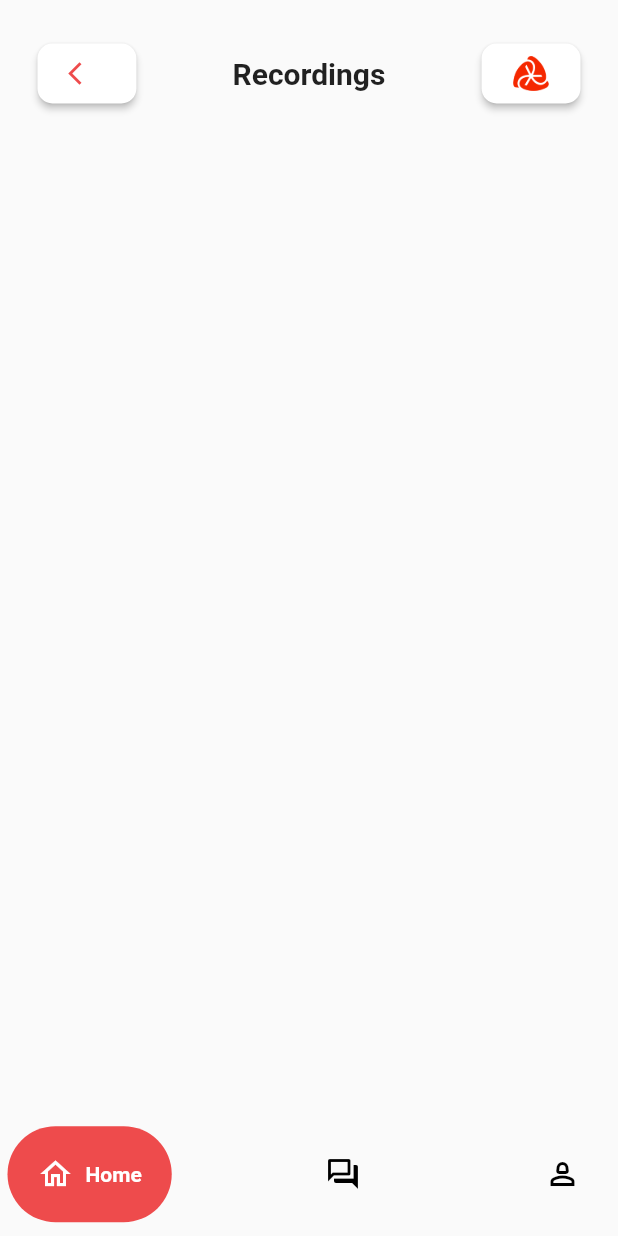
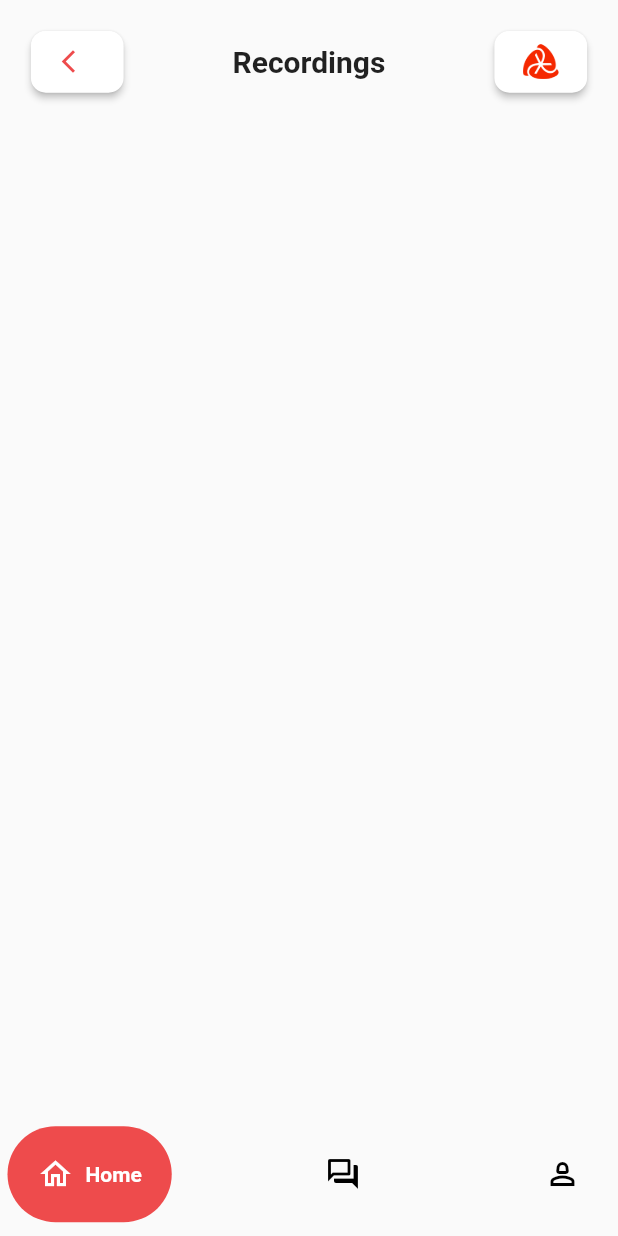
Before and after one commit to Adarshkumar167/safe_her, a Flutter app: the screen it shows after launch, after a tap on "Recordings", on a phone screen of 412 x 824 dp. Run offline on Flutter 3.47's test engine with Material 2 defaults, Android fonts, the light colour scheme and no system bars; drawn by our look-alikes of google_nav_bar.

Commit message:
Few_improvements

```diff
--- a/lib/homepage.dart
+++ b/lib/homepage.dart
@@ -22,7 +22,7 @@ class _HomePageState extends State<HomePage> {
         mainAxisAlignment: MainAxisAlignment.start,
         children: [
           Container(
-            height: MediaQuery.of(context).size.height * 0.465,
+            height: MediaQuery.of(context).size.height * 0.45,
             width: MediaQuery.of(context).size.width,
             decoration: const BoxDecoration(
               color: Color.fromRGBO(37, 43, 57, 1),
@@ -34,14 +34,15 @@ class _HomePageState extends State<HomePage> {
             child: Column(
               children: [
                 Padding(
-                  padding: const EdgeInsets.all(25),
+                  padding:
+                      EdgeInsets.all(MediaQuery.of(context).size.height * 0.05),
                   child: Row(
                     mainAxisAlignment: MainAxisAlignment.spaceBetween,
                     children: [
                       SizedBox(
                         width: MediaQuery.of(context).size.width * 0.3,
+                        height: MediaQuery.of(context).size.height * 0.05,
                         child: MaterialButton(
-                            height: 40.0,
                             onPressed: () {},
                             color: Colors.white,
                             textColor: const Color.fromRGBO(238, 75, 76, 1),
@@ -69,8 +70,8 @@ class _HomePageState extends State<HomePage> {
                       ),
                       SizedBox(
                         width: MediaQuery.of(context).size.width * 0.3,
+                        height: MediaQuery.of(context).size.height * 0.05,
                         child: MaterialButton(
-                            height: 40.0,
                             onPressed: () {},
                             color: const Color.fromRGBO(238, 75, 76, 1),
                             textColor: Colors.white,
@@ -88,15 +89,15 @@ class _HomePageState extends State<HomePage> {
                     ],
                   ),
                 ),
-                const SizedBox(
-                  height: 25,
+                SizedBox(
+                  height: MediaQuery.of(context).size.height * 0.03,
                 ),
                 Row(
                   mainAxisAlignment: MainAxisAlignment.center,
                   children: [
                     Container(
-                      height: 150,
-                      width: 150,
+                      height: MediaQuery.of(context).size.height * 0.2,
+                      width: MediaQuery.of(context).size.height * 0.2,
                       decoration: const BoxDecoration(
                         image: DecorationImage(
                           image: AssetImage('assets/images/logo_1.png'),
@@ -106,6 +107,9 @@ class _HomePageState extends State<HomePage> {
                       ),
                     ),
                   ],
+                ),
+                SizedBox(
+                  height: MediaQuery.of(context).size.height * 0.07,
                 ),
               ],
             ),
@@ -118,7 +122,7 @@ class _HomePageState extends State<HomePage> {
             children: [
               SizedBox(
                 width: MediaQuery.of(context).size.width * 0.3,
-                height: MediaQuery.of(context).size.width * 0.3,
+                height: MediaQuery.of(context).size.height * 0.15,
                 child: MaterialButton(
                     height: 40.0,
                     onPressed: () {
@@ -158,7 +162,7 @@ class _HomePageState extends State<HomePage> {
               ),
               SizedBox(
                 width: MediaQuery.of(context).size.width * 0.3,
-                height: MediaQuery.of(context).size.width * 0.3,
+                height: MediaQuery.of(context).size.height * 0.15,
                 child: MaterialButton(
                     height: 40.0,
                     onPressed: () {
@@ -204,7 +208,7 @@ class _HomePageState extends State<HomePage> {
             children: [
               SizedBox(
                 width: MediaQuery.of(context).size.width * 0.3,
-                height: MediaQuery.of(context).size.width * 0.3,
+                height: MediaQuery.of(context).size.height * 0.15,
                 child: MaterialButton(
                     height: 40.0,
                     onPressed: () {
@@ -243,7 +247,7 @@ class _HomePageState extends State<HomePage> {
               ),
               SizedBox(
                 width: MediaQuery.of(context).size.width * 0.3,
-                height: MediaQuery.of(context).size.width * 0.3,
+                height: MediaQuery.of(context).size.height * 0.15,
                 child: MaterialButton(
                     height: 40.0,
                     onPressed: () {
@@ -282,6 +286,7 @@ class _HomePageState extends State<HomePage> {
               ),
             ],
           ),
+          SizedBox(height: MediaQuery.of(context).size.height * 0.05),
         ],
       ),
       bottomNavigationBar: const NavBar(),
--- a/lib/screens/recordings.dart
+++ b/lib/screens/recordings.dart
@@ -17,19 +17,20 @@ class _RecordingsState extends State<Recordings> {
         mainAxisAlignment: MainAxisAlignment.start,
         children: [
           SizedBox(
-            height: MediaQuery.of(context).size.height * 0.4467,
+            height: MediaQuery.of(context).size.height * 0.1,
             width: MediaQuery.of(context).size.width,
             child: Column(
               children: [
                 Padding(
-                  padding: const EdgeInsets.all(25),
+                  padding: EdgeInsets.all(
+                      MediaQuery.of(context).size.height * 0.025),
                   child: Row(
                     mainAxisAlignment: MainAxisAlignment.spaceBetween,
                     children: [
                       SizedBox(
-                        width: MediaQuery.of(context).size.width * 0.16,
+                        width: MediaQuery.of(context).size.width * 0.15,
+                        height: MediaQuery.of(context).size.height * 0.05,
                         child: MaterialButton(
-                            height: 40.0,
                             onPressed: () {
                               Navigator.pop(context);
                             },
@@ -53,7 +54,7 @@ class _RecordingsState extends State<Recordings> {
                             )),
                       ),
                       SizedBox(
-                        width: MediaQuery.of(context).size.width * 0.48,
+                        width: MediaQuery.of(context).size.width * 0.45,
                         child: const Text(
                           'Recordings',
                           textAlign: TextAlign.center,
@@ -62,9 +63,9 @@ class _RecordingsState extends State<Recordings> {
                         ),
                       ),
                       SizedBox(
-                        width: MediaQuery.of(context).size.width * 0.16,
+                        width: MediaQuery.of(context).size.width * 0.15,
+                        height: MediaQuery.of(context).size.height * 0.05,
                         child: MaterialButton(
-                          height: 40.0,
                           onPressed: () {},
                           color: Colors.white,
                           textColor: const Color.fromRGBO(238, 75, 76, 1),
```
Also changed, not shown: lib/screens/audio.dart (+7 -6 lines), lib/screens/maps.dart (+8 -5 lines), lib/screens/sos_settings.dart (+8 -7 lines).
